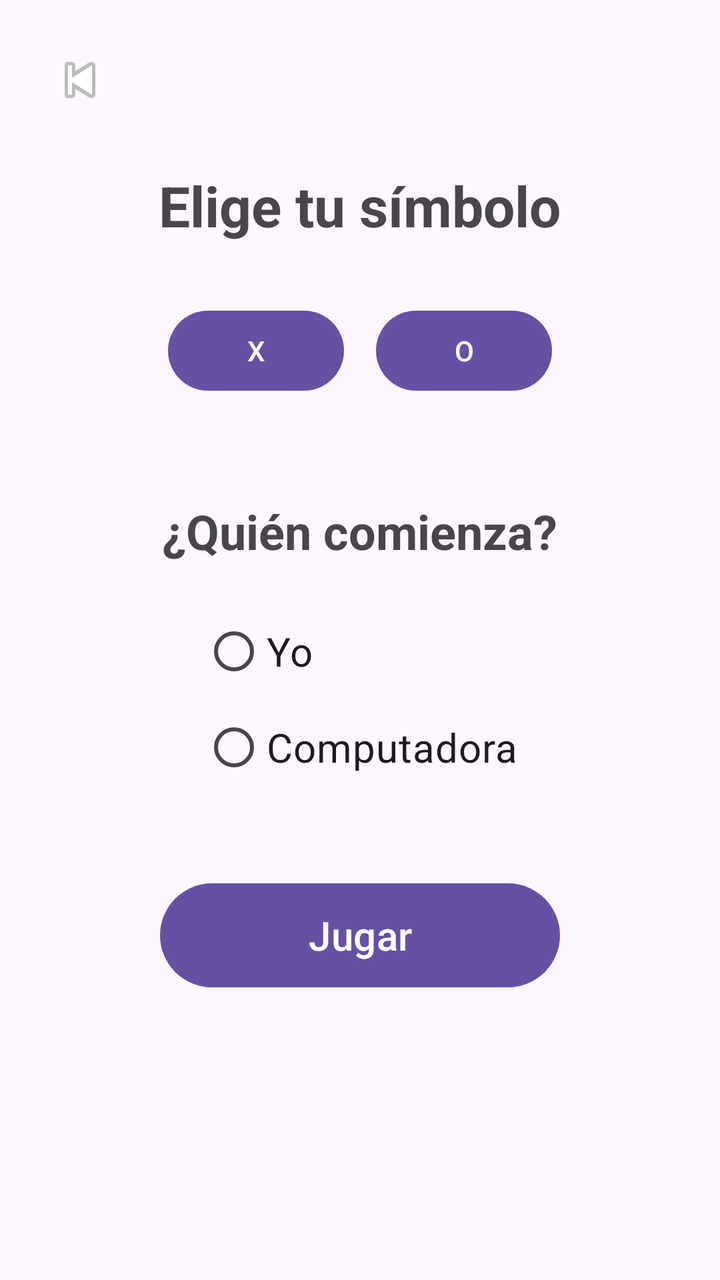
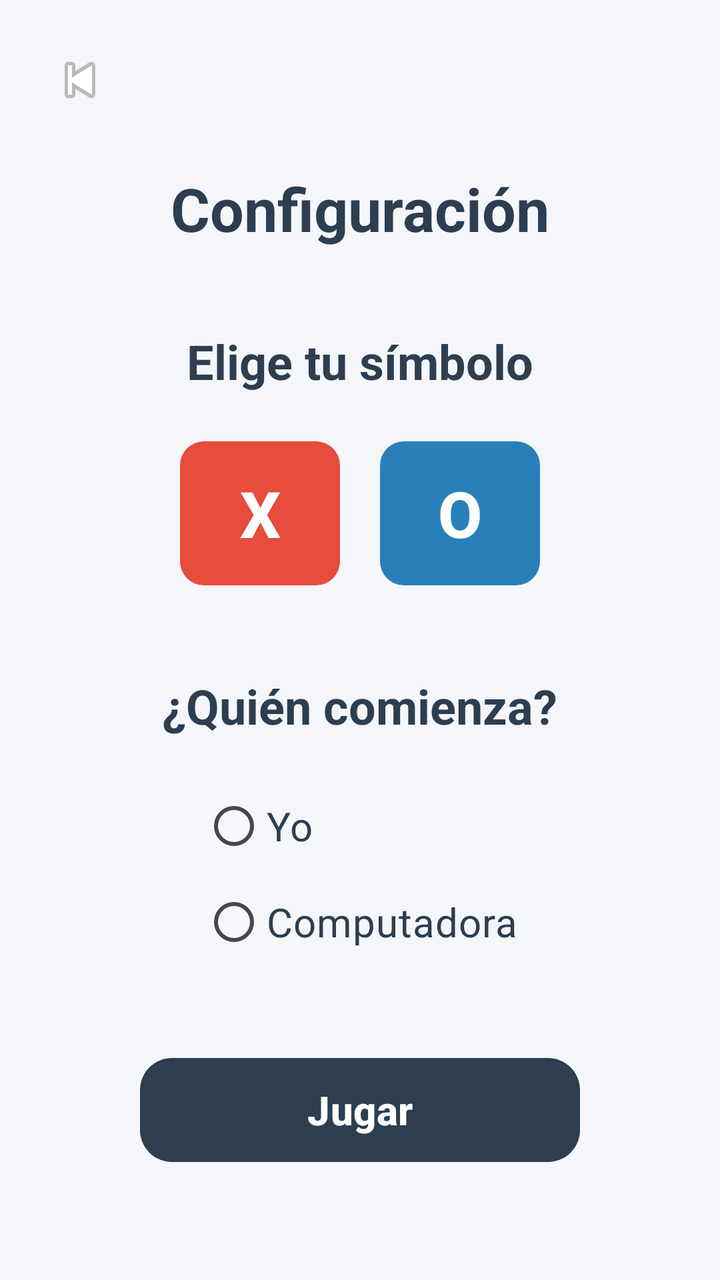

Screens rendered from an Android XML layout before and after an edit, with the pre-edit source and the edit as a unified diff.
<!-- AndroidManifest.xml: application theme Theme.ProyectoEDD -->
<!-- res/layout/activity_configuracion.xml -->
<?xml version="1.0" encoding="utf-8"?>
<RelativeLayout
    xmlns:android="http://schemas.android.com/apk/res/android"
    android:layout_width="match_parent"
    android:layout_height="match_parent">

    
    <ImageButton
        android:id="@+id/btnRegresarInicio"
        android:layout_width="48dp"
        android:layout_height="48dp"
        android:src="@android:drawable/ic_media_previous"
        android:background="?attr/selectableItemBackgroundBorderless"
        android:contentDescription="Regresar al inicio"
        android:layout_alignParentStart="true"
        android:layout_alignParentTop="true"
        android:layout_margin="16dp" />

    
    <LinearLayout
        android:layout_width="match_parent"
        android:layout_height="match_parent"
        android:orientation="vertical"
        android:gravity="center_horizontal"
        android:padding="24dp">

        <TextView
            android:layout_width="wrap_content"
            android:layout_height="wrap_content"
            android:text="Elige tu símbolo"
            android:textSize="28sp"
            android:textStyle="bold"
            android:layout_marginTop="60dp"
            android:layout_marginBottom="30dp"/>

        
        <LinearLayout
            android:layout_width="match_parent"
            android:layout_height="wrap_content"
            android:orientation="horizontal"
            android:gravity="center">

            <Button
                android:id="@+id/btnX"
                android:layout_width="wrap_content"
                android:layout_height="wrap_content"
                android:text="X"
                android:layout_marginEnd="16dp"/>

            <Button
                android:id="@+id/btnO"
                android:layout_width="wrap_content"
                android:layout_height="wrap_content"
                android:text="O" />
        </LinearLayout>

        <TextView
            android:layout_width="wrap_content"
            android:layout_height="wrap_content"
            android:text="¿Quién comienza?"
            android:textSize="24sp"
            android:textStyle="bold"
            android:layout_marginTop="50dp"
            android:layout_marginBottom="20dp"/>

        <RadioGroup
            android:id="@+id/rgTurno"
            android:layout_width="wrap_content"
            android:layout_height="wrap_content">

            <RadioButton
                android:id="@+id/rbHumano"
                android:layout_width="wrap_content"
                android:layout_height="wrap_content"
                android:text="Yo"
                android:textSize="20sp"/>

            <RadioButton
                android:id="@+id/rbComputadora"
                android:layout_width="wrap_content"
                android:layout_height="wrap_content"
                android:text="Computadora"
                android:textSize="20sp"/>

        </RadioGroup>

        <Button
            android:id="@+id/btnContinuar"
            android:layout_width="200dp"
            android:layout_height="60dp"
            android:text="Jugar"
            android:textSize="20sp"
            android:layout_marginTop="40dp"/>

    </LinearLayout>
</RelativeLayout>
<!-- resources referenced by this layout -->
<resources>
  <style name="Theme.ProyectoEDD" parent="Base.Theme.ProyectoEDD" />
  <style name="Base.Theme.ProyectoEDD" parent="Theme.Material3.DayNight.NoActionBar">
          
          
      </style>
</resources>

<!-- the commit's change to res/layout/activity_configuracion.xml (unified diff, before → after) -->
@@ -1,10 +1,11 @@
 <?xml version="1.0" encoding="utf-8"?>
 <RelativeLayout
     xmlns:android="http://schemas.android.com/apk/res/android"
+    xmlns:app="http://schemas.android.com/apk/res-auto"
     android:layout_width="match_parent"
-    android:layout_height="match_parent">
+    android:layout_height="match_parent"
+    android:background="#F5F6FA">
 
-    
     <ImageButton
         android:id="@+id/btnRegresarInicio"
         android:layout_width="48dp"
@@ -16,7 +17,6 @@
         android:layout_alignParentTop="true"
         android:layout_margin="16dp" />
 
-    
     <LinearLayout
         android:layout_width="match_parent"
         android:layout_height="match_parent"
@@ -25,15 +25,25 @@
         android:padding="24dp">
 
         <TextView
+            android:id="@+id/tvTituloConfig"
+            android:layout_width="wrap_content"
+            android:layout_height="wrap_content"
+            android:text="Configuración"
+            android:textSize="30sp"
+            android:textStyle="bold"
+            android:textColor="#2C3E50"
+            android:layout_marginTop="60dp"
+            android:layout_marginBottom="40dp"/>
+
+        <TextView
             android:layout_width="wrap_content"
             android:layout_height="wrap_content"
             android:text="Elige tu símbolo"
-            android:textSize="28sp"
+            android:textSize="24sp"
             android:textStyle="bold"
-            android:layout_marginTop="60dp"
-            android:layout_marginBottom="30dp"/>
+            android:textColor="#2C3E50"
+            android:layout_marginBottom="20dp"/>
 
-        
         <LinearLayout
             android:layout_width="match_parent"
             android:layout_height="wrap_content"
@@ -42,25 +52,37 @@
 
             <Button
                 android:id="@+id/btnX"
-                android:layout_width="wrap_content"
-                android:layout_height="wrap_content"
+                android:layout_width="80dp"
+                android:layout_height="80dp"
                 android:text="X"
-                android:layout_marginEnd="16dp"/>
+                android:textSize="32sp"
+                android:textStyle="bold"
+                android:textColor="@color/white"
+                app:backgroundTint="#E74C3C"
+                app:cornerRadius="12dp"
+                android:layout_marginEnd="20dp"/>
 
             <Button
                 android:id="@+id/btnO"
-                android:layout_width="wrap_content"
-                android:layout_height="wrap_content"
-                android:text="O" />
+                android:layout_width="80dp"
+                android:layout_height="80dp"
+                android:text="O"
+                android:textSize="32sp"
+                android:textStyle="bold"
+                android:textColor="@color/white"
+                app:backgroundTint="#2980B9"
+                app:cornerRadius="12dp"/>
         </LinearLayout>
 
         <TextView
+            android:id="@+id/tvQuienComienza"
             android:layout_width="wrap_content"
             android:layout_height="wrap_content"
             android:text="¿Quién comienza?"
             android:textSize="24sp"
             android:textStyle="bold"
-            android:layout_marginTop="50dp"
+            android:textColor="#2C3E50"
+            android:layout_marginTop="40dp"
             android:layout_marginBottom="20dp"/>
 
         <RadioGroup
@@ -73,23 +95,29 @@
                 android:layout_width="wrap_content"
                 android:layout_height="wrap_content"
                 android:text="Yo"
-                android:textSize="20sp"/>
+                android:textSize="20sp"
+                android:textColor="#2C3E50"/>
 
             <RadioButton
                 android:id="@+id/rbComputadora"
                 android:layout_width="wrap_content"
                 android:layout_height="wrap_content"
                 android:text="Computadora"
-                android:textSize="20sp"/>
+                android:textSize="20sp"
+                android:textColor="#2C3E50"/>
 
         </RadioGroup>
 
         <Button
             android:id="@+id/btnContinuar"
-            android:layout_width="200dp"
+            android:layout_width="220dp"
             android:layout_height="60dp"
             android:text="Jugar"
             android:textSize="20sp"
+            android:textColor="@color/white"
+            android:textStyle="bold"
+            app:backgroundTint="#2C3E50"
+            app:cornerRadius="16dp"
             android:layout_marginTop="40dp"/>
 
     </LinearLayout>
<!-- resource entries referenced after the edit -->
@@ -1,5 +1,6 @@
 <!-- resources referenced by this layout -->
 <resources>
+  <color name="white">#FFFFFFFF</color>
   <style name="Theme.ProyectoEDD" parent="Base.Theme.ProyectoEDD" />
   <style name="Base.Theme.ProyectoEDD" parent="Theme.Material3.DayNight.NoActionBar">
           
